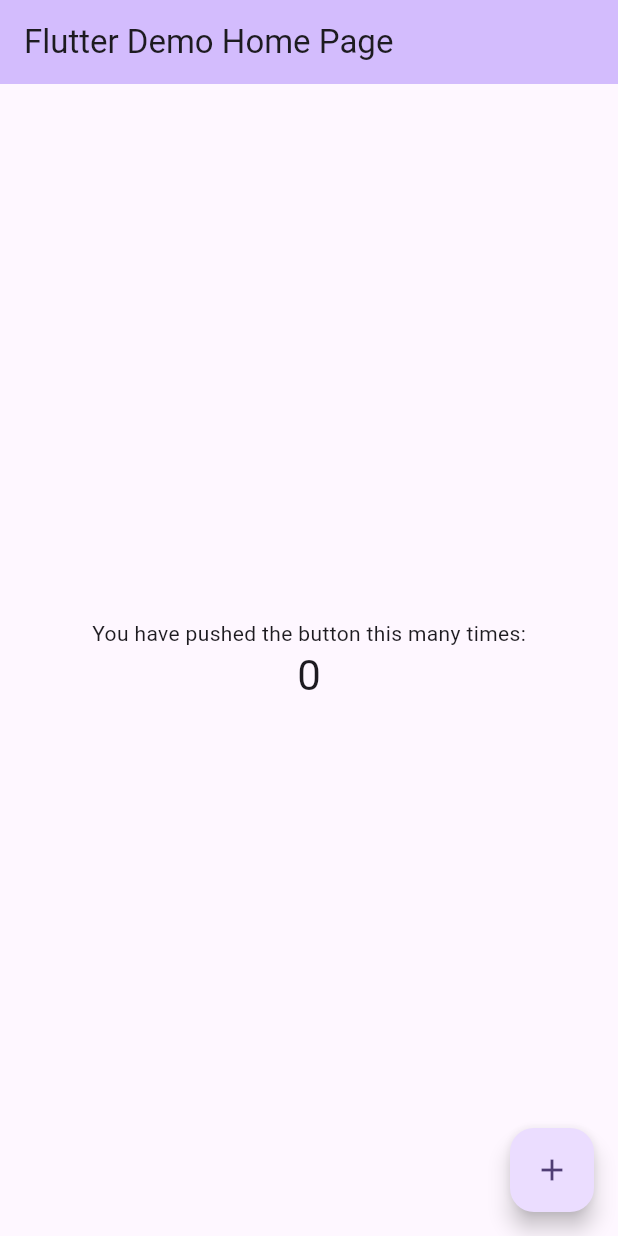
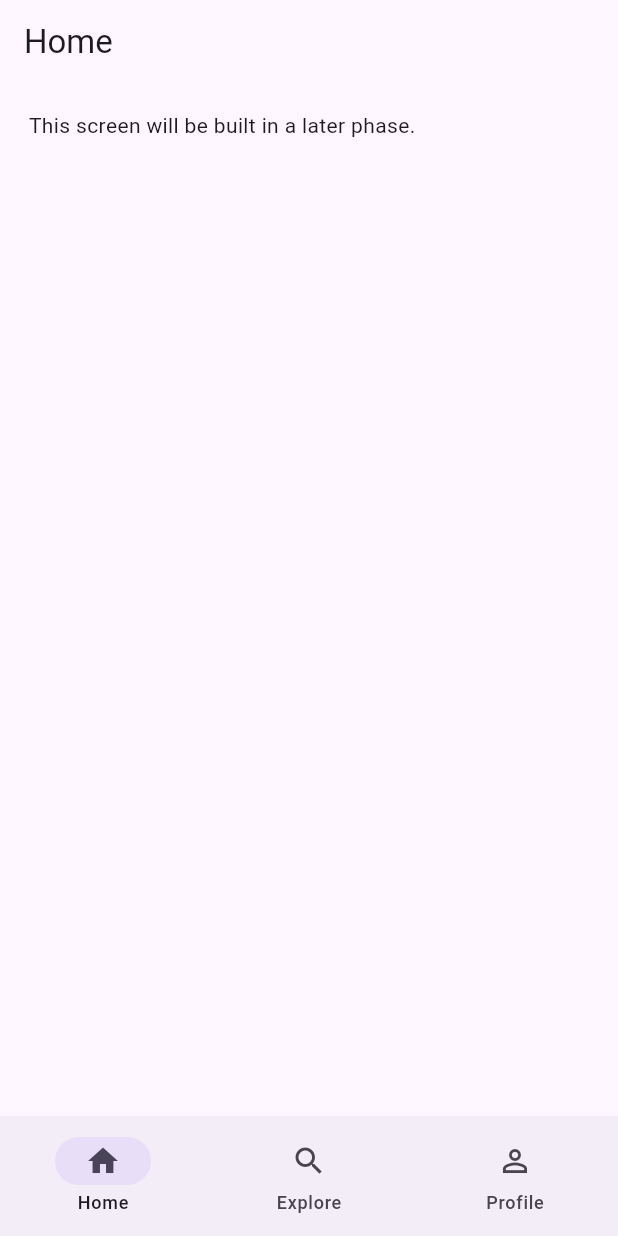
Before and after one commit to AnasAlhamadd/flutter-real-estate-assessment, a Flutter app: the screen it shows after launch, on a phone screen of 412 x 824 dp. Run offline on Flutter 3.47's test engine with Material 3 defaults, Android fonts, the phone set to English and light mode, and no system bars; our stand-ins replace connectivity_plus, dartz, dio, easy_localization, equatable, flutter_screenutil and 3 more.

Commit message:
feat(core): add router and responsive setup
Replace the counter app with ScreenUtilInit (430x932 Figma frame) and MaterialApp.router; go_router shell with Home, Explore and Profile branches plus /property/:id, using temporary placeholder screens until the Figma screens are built.

Co-authored-by: Cursor <cursoragent@cursor.com>

```diff
--- /dev/null
+++ b/lib/app.dart
@@ -0,0 +1,44 @@
+import 'package:easy_localization/easy_localization.dart';
+import 'package:flutter/material.dart';
+import 'package:flutter_real_estate_assessment/core/constant/app_router.dart';
+import 'package:flutter_real_estate_assessment/core/constant/app_sizes.dart';
+import 'package:flutter_screenutil/flutter_screenutil.dart';
+import 'package:go_router/go_router.dart';
+
+class App extends StatefulWidget {
+  const App({this.initialLocation = AppRouter.home, super.key});
+
+  final String initialLocation;
+
+  @override
+  State<App> createState() => _AppState();
+}
+
+class _AppState extends State<App> {
+  late final GoRouter _router = AppRouter.create(
+    initialLocation: widget.initialLocation,
+  );
+
+  @override
+  void dispose() {
+    _router.dispose();
+    super.dispose();
+  }
+
+  @override
+  Widget build(BuildContext context) {
+    return ScreenUtilInit(
+      designSize: AppSizes.designSize,
+      minTextAdapt: true,
+      splitScreenMode: true,
+      builder: (context, _) => MaterialApp.router(
+        debugShowCheckedModeBanner: false,
+        onGenerateTitle: (context) => context.tr('app.title'),
+        locale: context.locale,
+        supportedLocales: context.supportedLocales,
+        localizationsDelegates: context.localizationDelegates,
+        routerConfig: _router,
+      ),
+    );
+  }
+}
--- /dev/null
+++ b/lib/core/constant/app_router.dart
@@ -0,0 +1,62 @@
+import 'package:flutter_real_estate_assessment/core/widget/app_shell.dart';
+import 'package:flutter_real_estate_assessment/core/widget/language_switcher.dart';
+import 'package:flutter_real_estate_assessment/core/widget/placeholder_screen.dart';
+import 'package:go_router/go_router.dart';
+
+abstract final class AppRouter {
+  static const String home = '/';
+  static const String explore = '/explore';
+  static const String profile = '/profile';
+  static const String propertyDetails = '/property/:id';
+
+  static String propertyDetailsPath(int id) => '/property/$id';
+
+  static GoRouter create({String initialLocation = home}) => GoRouter(
+    initialLocation: initialLocation,
+    errorBuilder: (_, _) => const PlaceholderScreen(
+      titleKey: 'app.title',
+      messageKey: 'errors.page_not_found',
+    ),
+    routes: [
+      StatefulShellRoute.indexedStack(
+        builder: (_, _, navigationShell) =>
+            AppShell(navigationShell: navigationShell),
+        branches: [
+          StatefulShellBranch(
+            routes: [
+              GoRoute(
+                path: home,
+                builder: (_, _) =>
+                    const PlaceholderScreen(titleKey: 'home.title'),
+              ),
+            ],
+          ),
+          StatefulShellBranch(
+            routes: [
+              GoRoute(
+                path: explore,
+                builder: (_, _) =>
+                    const PlaceholderScreen(titleKey: 'explore.title'),
+              ),
+            ],
+          ),
+          StatefulShellBranch(
+            routes: [
+              GoRoute(
+                path: profile,
+                builder: (_, _) => const PlaceholderScreen(
+                  titleKey: 'profile.title',
+                  child: LanguageSwitcher(),
+                ),
+              ),
+            ],
+          ),
+        ],
+      ),
+      GoRoute(
+        path: propertyDetails,
+        builder: (_, _) => const PlaceholderScreen(titleKey: 'details.title'),
+      ),
+    ],
+  );
+}
--- /dev/null
+++ b/lib/core/constant/app_sizes.dart
@@ -0,0 +1,8 @@
+import 'package:flutter/widgets.dart';
+
+/// Verified Figma values (reference §5). Extended with the full token set in Phase 4.
+abstract final class AppSizes {
+  static const Size designSize = Size(430, 932);
+
+  static const double screenHorizontalPadding = 20;
+}
--- /dev/null
+++ b/lib/core/widget/app_shell.dart
@@ -0,0 +1,40 @@
+import 'package:easy_localization/easy_localization.dart';
+import 'package:flutter/material.dart';
+import 'package:go_router/go_router.dart';
+
+/// Temporary tab shell. The Figma bottom navigation replaces it in Phase 4.
+class AppShell extends StatelessWidget {
+  const AppShell({required this.navigationShell, super.key});
+
+  final StatefulNavigationShell navigationShell;
+
+  @override
+  Widget build(BuildContext context) {
+    return Scaffold(
+      body: navigationShell,
+      bottomNavigationBar: NavigationBar(
+        selectedIndex: navigationShell.currentIndex,
+        onDestinationSelected: (index) => navigationShell.goBranch(
+          index,
+          initialLocation: index == navigationShell.currentIndex,
+        ),
+        destinations: [
+          NavigationDestination(
+            icon: const Icon(Icons.home_outlined),
+            selectedIcon: const Icon(Icons.home),
+            label: context.tr('nav.home'),
+          ),
+          NavigationDestination(
+            icon: const Icon(Icons.search),
+            label: context.tr('nav.explore'),
+          ),
+          NavigationDestination(
+            icon: const Icon(Icons.person_outline),
+            selectedIcon: const Icon(Icons.person),
+            label: context.tr('nav.profile'),
+          ),
+        ],
+      ),
+    );
+  }
+}
--- /dev/null
+++ b/lib/core/widget/placeholder_screen.dart
@@ -0,0 +1,43 @@
+import 'package:easy_localization/easy_localization.dart';
+import 'package:flutter/material.dart';
+import 'package:flutter_real_estate_assessment/core/constant/app_sizes.dart';
+import 'package:flutter_screenutil/flutter_screenutil.dart';
+
+/// Stand-in for screens that are built in Phase 5.
+class PlaceholderScreen extends StatelessWidget {
+  const PlaceholderScreen({
+    required this.titleKey,
+    this.messageKey = 'common.coming_soon',
+    this.child,
+    super.key,
+  });
+
+  final String titleKey;
+  final String messageKey;
+  final Widget? child;
+
+  @override
+  Widget build(BuildContext context) {
+    return Scaffold(
+      appBar: AppBar(title: Text(context.tr(titleKey))),
+      body: SafeArea(
+        child: SingleChildScrollView(
+          padding: EdgeInsetsDirectional.symmetric(
+            horizontal: AppSizes.screenHorizontalPadding.w,
+            vertical: AppSizes.screenHorizontalPadding.h,
+          ),
+          child: Column(
+            crossAxisAlignment: CrossAxisAlignment.stretch,
+            children: [
+              Text(context.tr(messageKey), textAlign: TextAlign.start),
+              if (child != null) ...[
+                SizedBox(height: AppSizes.screenHorizontalPadding.h),
+                child!,
+              ],
+            ],
+          ),
+        ),
+      ),
+    );
+  }
+}
--- a/lib/main.dart
+++ b/lib/main.dart
@@ -1,122 +1,12 @@
-import 'package:flutter/material.dart';
+import 'package:easy_localization/easy_localization.dart';
+import 'package:flutter/widgets.dart';
+import 'package:flutter_real_estate_assessment/app.dart';
+import 'package:flutter_real_estate_assessment/core/localization/app_localization.dart';
+import 'package:flutter_real_estate_assessment/injection_container.dart' as di;
 
-void main() {
-  runApp(const MyApp());
+Future<void> main() async {
+  WidgetsFlutterBinding.ensureInitialized();
+  await EasyLocalization.ensureInitialized();
+  await di.init();
+  runApp(AppLocalization.wrap(const App()));
 }
-
-class MyApp extends StatelessWidget {
-  const MyApp({super.key});
-
-  // This widget is the root of your application.
-  @override
-  Widget build(BuildContext context) {
-    return MaterialApp(
-      title: 'Flutter Demo',
-      theme: ThemeData(
-        // This is the theme of your application.
-        //
-        // TRY THIS: Try running your application with "flutter run". You'll see
-        // the application has a purple toolbar. Then, without quitting the app,
-        // try changing the seedColor in the colorScheme below to Colors.green
-        // and then invoke "hot reload" (save your changes or press the "hot
-        // reload" button in a Flutter-supported IDE, or press "r" if you used
-        // the command line to start the app).
-        //
-        // Notice that the counter didn't reset back to zero; the application
-        // state is not lost during the reload. To reset the state, use hot
-        // restart instead.
-        //
-        // This works for code too, not just values: Most code changes can be
-        // tested with just a hot reload.
-        colorScheme: .fromSeed(seedColor: Colors.deepPurple),
-      ),
-      home: const MyHomePage(title: 'Flutter Demo Home Page'),
-    );
-  }
-}
-
-class MyHomePage extends StatefulWidget {
-  const MyHomePage({super.key, required this.title});
-
-  // This widget is the home page of your application. It is stateful, meaning
-  // that it has a State object (defined below) that contains fields that affect
-  // how it looks.
-
-  // This class is the configuration for the state. It holds the values (in this
-  // case the title) provided by the parent (in this case the App widget) and
-  // used by the build method of the State. Fields in a Widget subclass are
-  // always marked "final".
-
-  final String title;
-
-  @override
-  State<MyHomePage> createState() => _MyHomePageState();
-}
-
-class _MyHomePageState extends State<MyHomePage> {
-  int _counter = 0;
-
-  void _incrementCounter() {
-    setState(() {
-      // This call to setState tells the Flutter framework that something has
-      // changed in this State, which causes it to rerun the build method below
-      // so that the display can reflect the updated values. If we changed
-      // _counter without calling setState(), then the build method would not be
-      // called again, and so nothing would appear to happen.
-      _counter++;
-    });
-  }
-
-  @override
-  Widget build(BuildContext context) {
-    // This method is rerun every time setState is called, for instance as done
-    // by the _incrementCounter method above.
-    //
-    // The Flutter framework has been optimized to make rerunning build methods
-    // fast, so that you can just rebuild anything that needs updating rather
-    // than having to individually change instances of widgets.
-    return Scaffold(
-      appBar: AppBar(
-        // TRY THIS: Try changing the color here to a specific color (to
-        // Colors.amber, perhaps?) and trigger a hot reload to see the AppBar
-        // change color while the other colors stay the same.
-        backgroundColor: Theme.of(context).colorScheme.inversePrimary,
-        // Here we take the value from the MyHomePage object that was created by
-        // the App.build method, and use it to set our appbar title.
-        title: Text(widget.title),
-      ),
-      body: Center(
-        // Center is a layout widget. It takes a single child and positions it
-        // in the middle of the parent.
-        child: Column(
-          // Column is also a layout widget. It takes a list of children and
-          // arranges them vertically. By default, it sizes itself to fit its
-          // children horizontally, and tries to be as tall as its parent.
-          //
-          // Column has various properties to control how it sizes itself and
-          // how it positions its children. Here we use mainAxisAlignment to
-          // center the children vertically; the main axis here is the vertical
-          // axis because Columns are vertical (the cross axis would be
-          // horizontal).
-          //
-          // TRY THIS: Invoke "debug painting" (choose the "Toggle Debug Paint"
-          // action in the IDE, or press "p" in the console), to see the
-          // wireframe for each widget.
-          mainAxisAlignment: .center,
-          children: [
-            const Text('You have pushed the button this many times:'),
-            Text(
-              '$_counter',
-              style: Theme.of(context).textTheme.headlineMedium,
-            ),
-          ],
-        ),
-      ),
-      floatingActionButton: FloatingActionButton(
-        onPressed: _incrementCounter,
-        tooltip: 'Increment',
-        child: const Icon(Icons.add),
-      ),
-    );
-  }
-}
```
